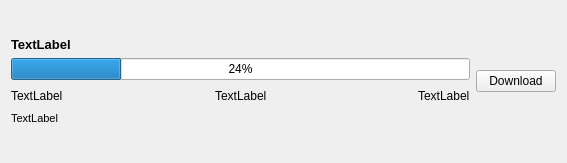
This is views/DownloadDetailsWidget.ui in MarcoCGro/file-downloader as Qt 5 draws it before an edit. The edited form follows.
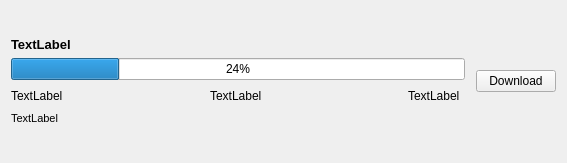
This is the edited form.

What changed in the file:
```diff
--- a/views/DownloadDetailsWidget.ui
+++ b/views/DownloadDetailsWidget.ui
@@ -103,6 +103,22 @@
            </property>
           </widget>
          </item>
+         <item>
+          <spacer name="horizontalSpacer_4">
+           <property name="orientation">
+            <enum>Qt::Horizontal</enum>
+           </property>
+           <property name="sizeType">
+            <enum>QSizePolicy::Preferred</enum>
+           </property>
+           <property name="sizeHint" stdset="0">
+            <size>
+             <width>5</width>
+             <height>20</height>
+            </size>
+           </property>
+          </spacer>
+         </item>
         </layout>
        </item>
        <item>
@@ -119,6 +135,22 @@
        </item>
       </layout>
      </item>
+     <item>
+      <spacer name="horizontalSpacer_3">
+       <property name="orientation">
+        <enum>Qt::Horizontal</enum>
+       </property>
+       <property name="sizeType">
+        <enum>QSizePolicy::Preferred</enum>
+       </property>
+       <property name="sizeHint" stdset="0">
+        <size>
+         <width>5</width>
+         <height>20</height>
+        </size>
+       </property>
+      </spacer>
+     </item>
      <item>
       <widget class="QPushButton" name="stateButton">
        <property name="text">
```
